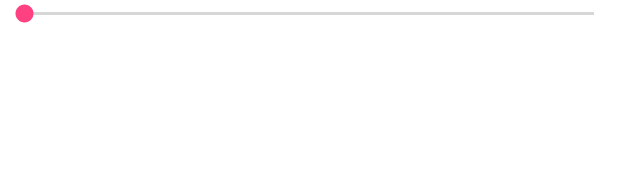
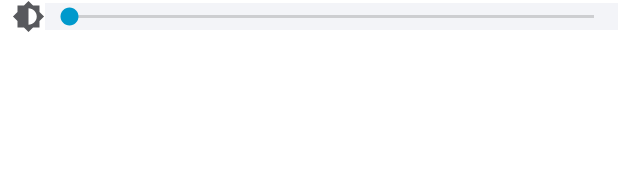
Before and after one commit to amitkumar0000/tiles, an Android app: the layout custom_brightness_layout.xml on its own in the app's theme, with its tools: preview values and no code run, on a phone screen of 412 x 824 dp. Shown: the top 191 px of the screen. Run offline under Robolectric (Android 15) with nearby library versions, the phone set to English and light mode, and no system bars.

Commit message:
added brightness support

```diff
--- a/app/src/main/java/com/lpirro/tiledemo/customquicksettings/BrightnessViewHolder.kt
+++ b/app/src/main/java/com/lpirro/tiledemo/customquicksettings/BrightnessViewHolder.kt
@@ -4,5 +4,5 @@ import androidx.recyclerview.widget.RecyclerView
 import com.lpirro.tiledemo.databinding.CustomBrightnessLayoutBinding
 
 class BrightnessViewHolder(binding: CustomBrightnessLayoutBinding): RecyclerView.ViewHolder(binding.root) {
-    val brighnessSeekBar = binding.brightnessBar
+    val brighnessSeekBar = binding.brightnessSeekBar
 }
--- /dev/null
+++ b/app/src/main/res/drawable/ic_brightness.xml
@@ -0,0 +1,9 @@
+<vector xmlns:android="http://schemas.android.com/apk/res/android"
+    android:width="24dp"
+    android:height="24dp"
+    android:viewportWidth="24"
+    android:viewportHeight="24">
+  <path
+      android:pathData="M19.9999,15.31L23.3099,12L19.9999,8.69V4H15.3099L11.9999,0.69L8.6899,4H3.9999V8.69L0.6899,12L3.9999,15.31V20H8.6899L11.9999,23.31L15.3099,20H19.9999V15.31ZM11.9999,18V6C15.3099,6 17.9999,8.69 17.9999,12C17.9999,15.31 15.3099,18 11.9999,18Z"
+      android:fillColor="#58595D"/>
+</vector>
--- a/app/src/main/res/layout/custom_brightness_layout.xml
+++ b/app/src/main/res/layout/custom_brightness_layout.xml
@@ -4,12 +4,26 @@
     android:layout_height="wrap_content"
     xmlns:app="http://schemas.android.com/apk/res-auto">
 
+    <ImageView
+        android:layout_width="22dp"
+        android:layout_height="22dp"
+        android:layout_marginLeft="@dimen/dimen_2x"
+        app:layout_constraintStart_toStartOf="parent"
+        app:layout_constraintTop_toTopOf="parent"
+        android:src="@drawable/ic_brightness"
+        android:id="@+id/bright_imageview"
+        />
+
     <SeekBar
         android:layout_width="match_parent"
         android:layout_height="wrap_content"
-        app:layout_constraintStart_toStartOf="parent"
-        app:layout_constraintTop_toTopOf="parent"
-        android:id="@+id/brightnessBar"
+        android:id="@+id/brightnessSeekBar"
+        android:layout_marginLeft="30dp"
+        android:thumbTint="@android:color/holo_blue_dark"
+        android:backgroundTint="@color/tilesBackgroundColor"
+        app:layout_constraintStart_toEndOf="@id/bright_imageview"
+        app:layout_constraintTop_toTopOf="@id/bright_imageview"
+        app:layout_constraintBottom_toBottomOf="@id/bright_imageview"
         android:background="@android:color/white"
         />
 
--- a/app/src/main/res/layout/text_inpu_password.xml
+++ b/app/src/main/res/layout/text_inpu_password.xml
@@ -33,7 +33,6 @@
         android:layout_width="wrap_content"
         android:layout_height="wrap_content"
         android:id="@+id/btnOk"
-        android:background="@android:color/holo_blue_dark"
         app:layout_constraintStart_toStartOf="@id/editTextTextPassword"
         app:layout_constraintTop_toBottomOf="@id/editTextTextPassword"
         android:text="OK"
@@ -42,7 +41,6 @@
         android:layout_width="wrap_content"
         android:layout_height="wrap_content"
         android:id="@+id/btnCancel"
-        android:background="@android:color/holo_blue_dark"
         app:layout_constraintLeft_toRightOf="@id/btnOk"
         android:layout_marginLeft="@dimen/dimen_4x"
         app:layout_constraintTop_toBottomOf="@id/editTextTextPassword"
```
Also changed, not shown: app/src/main/java/com/lpirro/tiledemo/customquicksettings/service/QuickSettingService.kt (+27 -2 lines), app/src/main/java/com/lpirro/tiledemo/sharing/SharingReceiver.kt (added, +11 -0 lines), app/src/main/res/drawable/ic_pointer.xml (added, +9 -0 lines), app/src/main/res/layout/activity_custom_quik_setting.xml (+8 -0 lines).
